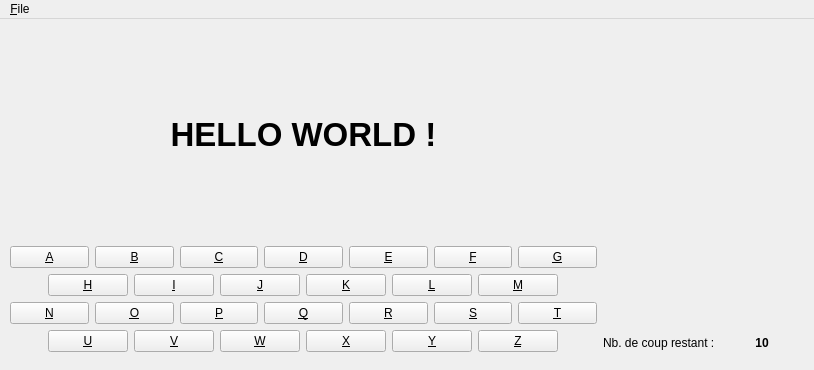
This is mainwindow.ui in bhivert/qt-pendu as Qt 5 draws it before an edit. The edited form follows.
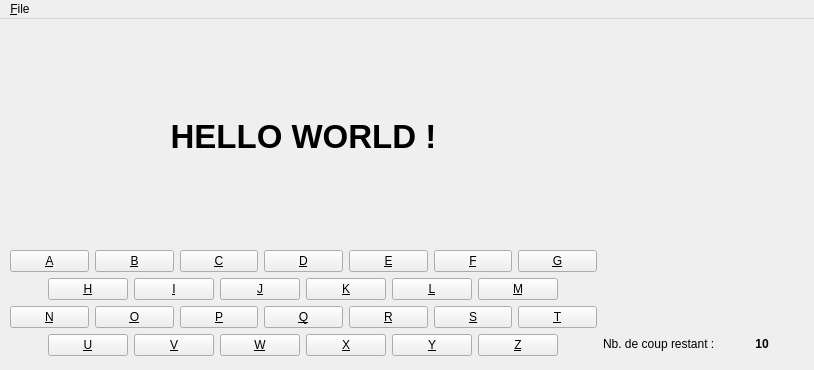
This is the edited form. Icons and pictures are not drawn.

Commit message: Score dialog added + some debug

```diff
--- a/mainwindow.ui
+++ b/mainwindow.ui
@@ -36,7 +36,7 @@
       <x>-1</x>
       <y>-1</y>
       <width>815</width>
-      <height>345</height>
+      <height>349</height>
      </rect>
     </property>
     <layout class="QHBoxLayout" name="horizontalLayout">
```
Left out of the diff: 16 changed lines with no effect on the pictures. The commit also changes 7 other files.
